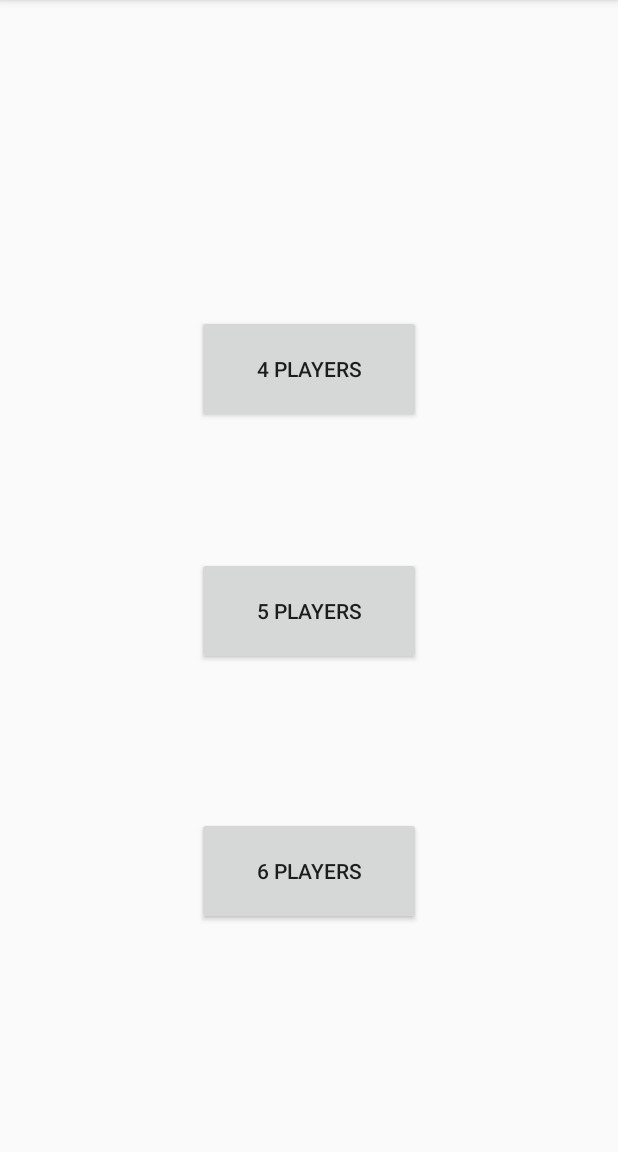
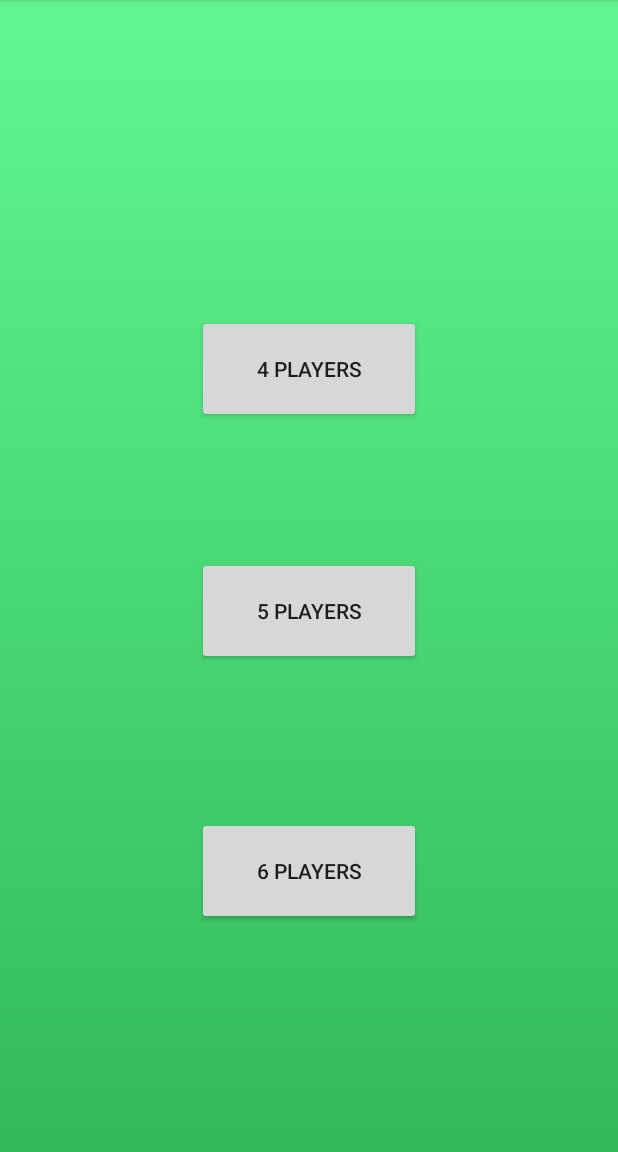
Before and after one commit to caboteam/Cabo, an Android app: the screen it shows after launch (MainActivity), on a phone screen of 412 x 824 dp, the part 84-1236 px from its top. Run offline under Robolectric (Android 15) with nearby library versions, the phone set to English and light mode, and no system bars.

Commit message:
Added Background animations

```diff
--- a/Cabo/app/src/main/java/com/example/cabo/MainActivity.java
+++ b/Cabo/app/src/main/java/com/example/cabo/MainActivity.java
@@ -1,8 +1,10 @@
 package com.example.cabo;
 
 import androidx.appcompat.app.AppCompatActivity;
+import androidx.constraintlayout.widget.ConstraintLayout;
 
 import android.content.Intent;
+import android.graphics.drawable.AnimationDrawable;
 import android.os.Bundle;
 import android.view.View;
 
@@ -27,5 +29,13 @@ public class MainActivity extends AppCompatActivity {
     protected void onCreate(Bundle savedInstanceState) {
         super.onCreate(savedInstanceState);
         setContentView(R.layout.activity_main);
+
+        ConstraintLayout background = (ConstraintLayout) findViewById(R.id.background);
+        AnimationDrawable animation = (AnimationDrawable) background.getBackground();
+
+        animation.setEnterFadeDuration(3000);
+        animation.setExitFadeDuration(3000);
+        animation.start();
+
     }
 }
--- /dev/null
+++ b/Cabo/app/src/main/res/drawable/background_animation.xml
@@ -0,0 +1,13 @@
+<?xml version="1.0" encoding="utf-8"?>
+<animation-list xmlns:android="http://schemas.android.com/apk/res/android">
+
+    <item android:drawable="@drawable/layer_one"
+        android:duration="3000"/>
+    <item android:drawable="@drawable/layer_two"
+        android:duration="3000"/>
+    <item android:drawable="@drawable/layer_three"
+        android:duration="3000"/>
+
+
+
+</animation-list>
--- /dev/null
+++ b/Cabo/app/src/main/res/drawable/layer_one.xml
@@ -0,0 +1,8 @@
+<?xml version="1.0" encoding="utf-8"?>
+<shape xmlns:android="http://schemas.android.com/apk/res/android">
+
+    <gradient android:startColor="#EFFF41"
+        android:endColor="#d4db4d"
+        android:angle="-90"/>
+
+</shape>
--- /dev/null
+++ b/Cabo/app/src/main/res/drawable/layer_three.xml
@@ -0,0 +1,8 @@
+<?xml version="1.0" encoding="utf-8"?>
+<shape xmlns:android="http://schemas.android.com/apk/res/android">
+
+    <gradient android:startColor="#63F791"
+        android:endColor="#32B95A"
+        android:angle="-90"/>
+
+</shape>
--- /dev/null
+++ b/Cabo/app/src/main/res/drawable/layer_two.xml
@@ -0,0 +1,8 @@
+<?xml version="1.0" encoding="utf-8"?>
+<shape xmlns:android="http://schemas.android.com/apk/res/android">
+
+    <gradient android:startColor="#a3dae7"
+        android:endColor="#6694B9"
+        android:angle="-90"/>
+
+</shape>
--- a/Cabo/app/src/main/res/layout/activity_main.xml
+++ b/Cabo/app/src/main/res/layout/activity_main.xml
@@ -4,6 +4,8 @@
     xmlns:tools="http://schemas.android.com/tools"
     android:layout_width="match_parent"
     android:layout_height="match_parent"
+    android:background="@drawable/background_animation"
+    android:id="@+id/background"
     tools:context=".MainActivity">
 
     <Button
```
